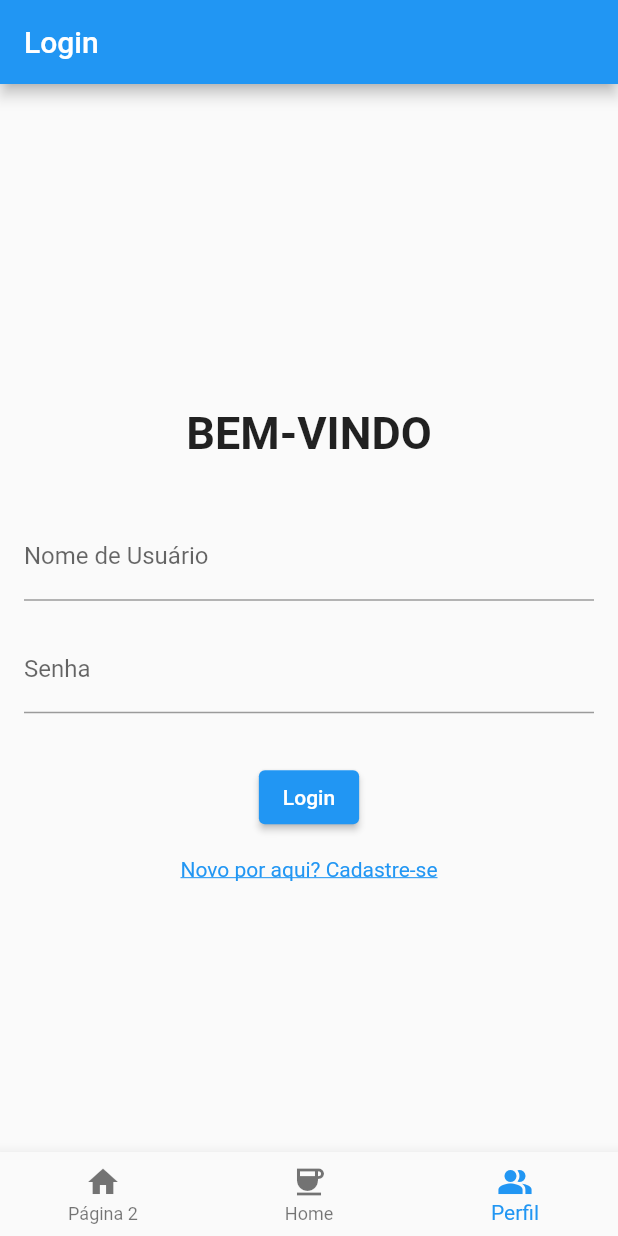
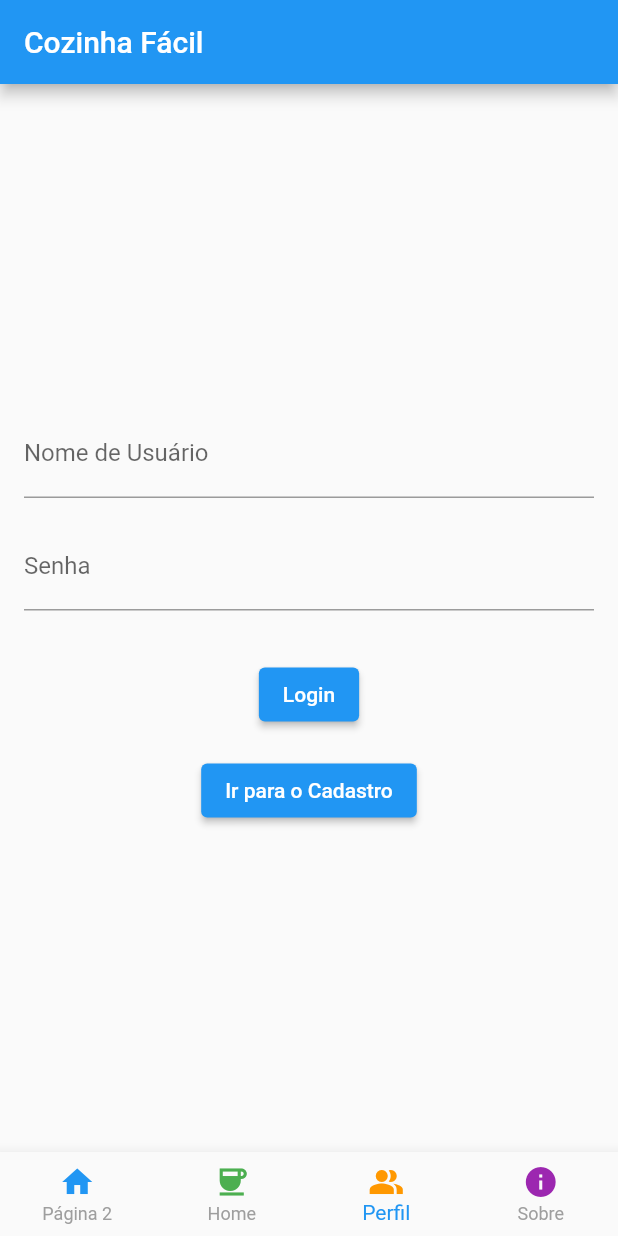
Before and after one commit to PedroHeinrichSP/ProjetoCOZINHAFACIL, a Flutter app: the screen it shows after launch, item 3 of the bottom bar chosen, on a phone screen of 412 x 824 dp. Run offline on Flutter 3.47's test engine with Material 2 defaults, Android fonts, the phone set to English and light mode, and no system bars; network calls fail.

Commit message:
páginaSobre

```diff
--- a/cozinhafacil/lib/login.dart
+++ b/cozinhafacil/lib/login.dart
@@ -1,30 +1,15 @@
 import 'package:flutter/material.dart';
 import 'perfil.dart';
-
 class LoginScreen extends StatelessWidget {
   @override
   Widget build(BuildContext context) {
     return Scaffold(
-      appBar: AppBar(
-        title: Text('Login'),
-      ),
       body: Center(
         child: Padding(
-
           padding: EdgeInsets.all(16.0),
           child: Column(
             mainAxisAlignment: MainAxisAlignment.center,
             children: <Widget>[
-               const Padding(
-                padding: EdgeInsets.all(35.0),
-                child: Text(
-                  'BEM-VINDO',
-                  style: TextStyle(
-                    fontSize: 30.0,
-                    fontWeight: FontWeight.bold,
-                  ),
-                ),
-               ),
               const TextField(
                 decoration: InputDecoration(
                   labelText: 'Nome de Usuário',
@@ -53,9 +38,9 @@ class LoginScreen extends StatelessWidget {
                             onPressed: () {
                               Navigator.of(context).pop();
                               Navigator.push(
-                                context,
-                                MaterialPageRoute(builder: (context) => PerfilScreen()),
-                              );
+                  context,
+                  MaterialPageRoute(builder: (context) => PerfilScreen()),
+                );
                             },
                             child: Text('OK'),
                           ),
@@ -67,18 +52,12 @@ class LoginScreen extends StatelessWidget {
                 child: Text('Login'),
               ),
               SizedBox(height: 16.0),
-              InkWell(
-                onTap: () {
-                  // Navegar para a tela de cadastro quando pressionar o texto
+              ElevatedButton(
+                onPressed: () {
+                  // Navegar para a tela de cadastro quando pressionar o botão
                   Navigator.pushNamed(context, '/cadastro');
                 },
-                child: Text(
-                  'Novo por aqui? Cadastre-se',
-                  style: TextStyle(
-                    color: Colors.blue, // Cor azul para o texto
-                    decoration: TextDecoration.underline, // Sublinhar o texto
-                  ),
-                ),
+                child: Text('Ir para o Cadastro'),
               ),
             ],
           ),
--- a/cozinhafacil/lib/main.dart
+++ b/cozinhafacil/lib/main.dart
@@ -5,6 +5,7 @@ import 'home.dart';
 import 'pageTwo.dart';
 import 'receita.dart';
 import 'package:flutter/cupertino.dart';
+import 'sobrePage.dart';
 
 void main() => runApp(MyApp());
 
@@ -16,12 +17,12 @@ class MyApp extends StatelessWidget {
       home: MyHomePage(),
       debugShowCheckedModeBanner: false,
       routes: {
-        '/cadastro': (context) => CadastroScreen(), // Rota para a tela de cadastro em perfil.dart
-        '/login': (context) => LoginScreen(),
-        '/defaultCard': (context) => DefaultCard(teste,'erro',teste),
-      },
+  '/cadastro': (context) => CadastroScreen(),
+  '/login': (context) => LoginScreen(),
+  '/defaultCard': (context) => DefaultCard(teste, 'erro', teste),
+  '/sobre': (context) => SobrePage(), // Rota para a página 'Sobre'
+},
     );
-
   }
 }
 
@@ -36,43 +37,54 @@ class _MyHomePageState extends State<MyHomePage> {
   int _selectedIndex = 0;
 
   final List<Widget> _pages = [
-
     CardGrid(),
     PageTwo(),
     LoginScreen(),
+    SobrePage()
+    // Adicione suas outras páginas aqui
   ];
 
-  void _onItemTapped(int index) {
+ void _onItemTapped(int index) {
+  if (index >= 0 && index < _pages.length) {
     setState(() {
       _selectedIndex = index;
     });
   }
+}
 
   @override
   Widget build(BuildContext context) {
     return Scaffold(
-
-      body: _selectedIndex == 0
-          ? CardGrid()
-          : _pages[_selectedIndex],
+      appBar: AppBar(
+        title: Text('Cozinha Fácil'),
+      ),
+      body: _selectedIndex == 0 ? CardGrid() : _pages[_selectedIndex],
       bottomNavigationBar: BottomNavigationBar(
         items: const <BottomNavigationBarItem>[
           BottomNavigationBarItem(
-            icon: Icon(Icons.home),
+            icon: Icon(Icons.home, color: Colors.blue),
             label: 'Página 2',
           ),
           BottomNavigationBarItem(
-            icon: Icon(Icons.coffee_sharp),
+            icon: Icon(Icons.coffee_sharp, color: Colors.green),
             label: 'Home',
           ),
-
           BottomNavigationBarItem(
-            icon: Icon(Icons.people_alt),
+            icon: Icon(Icons.people_alt, color: Colors.orange),
             label: 'Perfil',
+          ),
+          BottomNavigationBarItem(
+            icon: Icon(Icons.info, color: Colors.purple),
+            label: 'Sobre',
           ),
         ],
         currentIndex: _selectedIndex,
         onTap: _onItemTapped,
+        selectedItemColor: Colors.blue, // Cor do item selecionado
+        unselectedItemColor: Colors.grey, // Cor do item não selecionado
+        showSelectedLabels: true, // Mostrar rótulo do item selecionado
+        showUnselectedLabels: true, // Mostrar rótulo do item não selecionado
+        type: BottomNavigationBarType.fixed, // Evitar que os itens se movam
       ),
     );
   }
--- a/cozinhafacil/pubspec.yaml
+++ b/cozinhafacil/pubspec.yaml
@@ -59,8 +59,8 @@ flutter:
   uses-material-design: true
 
   # To add assets to your application, add an assets section, like this:
-  # assets:
-  #   - images/a_dot_burr.jpeg
+  assets:
+     - assets/images/puc_minas_logo.png
   #   - images/a_dot_ham.jpeg
 
   # An image asset can refer to one or more resolution-specific "variants", see
```
Also changed, not shown: cozinhafacil/lib/home.dart (+52 -74 lines), cozinhafacil/lib/pageTwo.dart (+2 -24 lines), cozinhafacil/lib/sobrePage.dart (added, +47 -0 lines), cozinhafacil/assets/images/puc_minas_logo.png (added).
